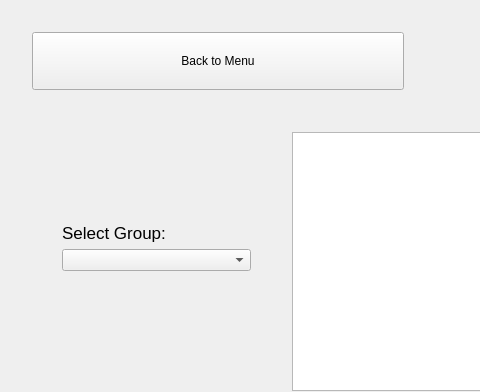
Before: the Qt Designer form gui/mainwindow.ui in XinChen96/Emergency-Response-System, drawn with Qt 5; both pictures show x 0 to 480 and y 0 to 392 of the 840 by 522 pixel window.
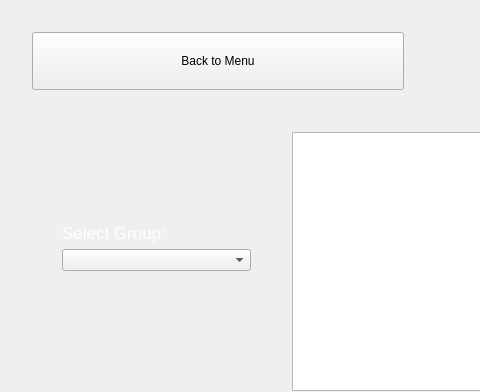
After: the same form once the commit is applied. Icons and pictures are not drawn.

Commit message: Changed color of one piece of text.

Diff of the .ui file:
```diff
--- a/gui/mainwindow.ui
+++ b/gui/mainwindow.ui
@@ -7660,6 +7660,9 @@
              <pointsize>13</pointsize>
             </font>
            </property>
+           <property name="styleSheet">
+            <string notr="true">color:white</string>
+           </property>
            <property name="text">
             <string>Select Group:</string>
            </property>
```
The commit also changes 1 other file.
